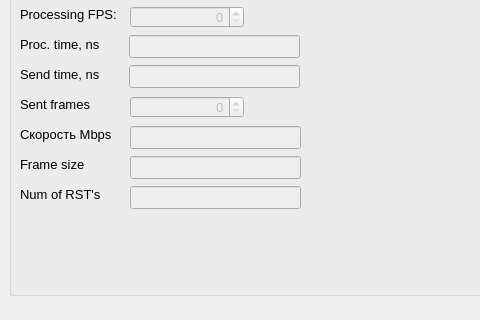
This is vidstream/src/qtgui/ui/mainwindow.ui in snikulov/vidstream as Qt 5 draws it before an edit; both pictures show x 0 to 480 and y 414 to 734 of the 620 by 734 pixel window. The edited form follows.
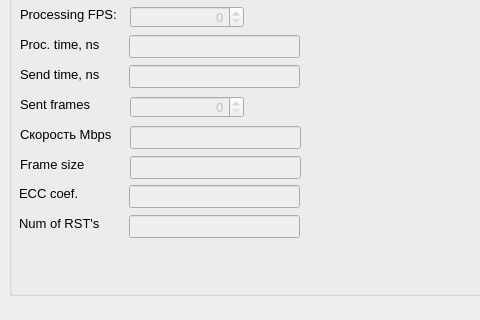
This is the edited form.

What changed in the file:
```diff
--- a/vidstream/src/qtgui/ui/mainwindow.ui
+++ b/vidstream/src/qtgui/ui/mainwindow.ui
@@ -386,6 +386,58 @@
       </item>
      </layout>
     </widget>
+    <widget class="QLineEdit" name="lineEdit_num_rst">
+     <property name="enabled">
+      <bool>false</bool>
+     </property>
+     <property name="geometry">
+      <rect>
+       <x>120</x>
+       <y>620</y>
+       <width>171</width>
+       <height>23</height>
+      </rect>
+     </property>
+    </widget>
+    <widget class="QLabel" name="label_19">
+     <property name="geometry">
+      <rect>
+       <x>10</x>
+       <y>620</y>
+       <width>101</width>
+       <height>16</height>
+      </rect>
+     </property>
+     <property name="text">
+      <string>Num of RST's</string>
+     </property>
+    </widget>
+    <widget class="QLineEdit" name="lineEdit_ecc_payload_coef">
+     <property name="enabled">
+      <bool>false</bool>
+     </property>
+     <property name="geometry">
+      <rect>
+       <x>120</x>
+       <y>590</y>
+       <width>171</width>
+       <height>23</height>
+      </rect>
+     </property>
+    </widget>
+    <widget class="QLabel" name="label_20">
+     <property name="geometry">
+      <rect>
+       <x>10</x>
+       <y>590</y>
+       <width>101</width>
+       <height>16</height>
+      </rect>
+     </property>
+     <property name="text">
+      <string>ECC coef.</string>
+     </property>
+    </widget>
    </widget>
    <widget class="QPushButton" name="pushButton_operate">
     <property name="geometry">
@@ -595,32 +647,6 @@
      </rect>
     </property>
    </widget>
-   <widget class="QLabel" name="label_19">
-    <property name="geometry">
-     <rect>
-      <x>20</x>
-      <y>600</y>
-      <width>101</width>
-      <height>16</height>
-     </rect>
-    </property>
-    <property name="text">
-     <string>Num of RST's</string>
-    </property>
-   </widget>
-   <widget class="QLineEdit" name="lineEdit_num_rst">
-    <property name="enabled">
-     <bool>false</bool>
-    </property>
-    <property name="geometry">
-     <rect>
-      <x>130</x>
-      <y>600</y>
-      <width>171</width>
-      <height>23</height>
-     </rect>
-    </property>
-   </widget>
   </widget>
   <widget class="QStatusBar" name="statusBar"/>
  </widget>
```
